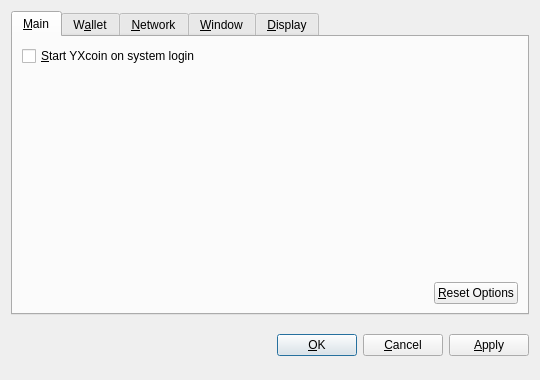
Above: src/qt/forms/optionsdialog.ui from erikYX/yxlite before the change. Below: the same form after it.
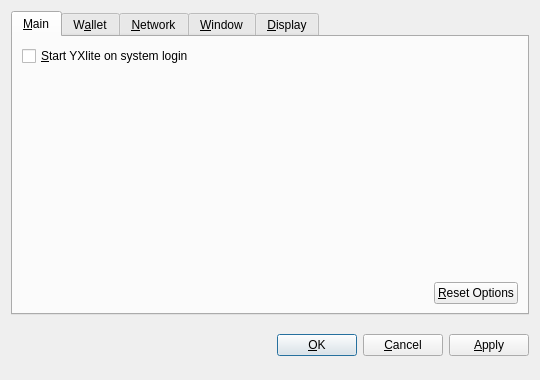
That is the form after the change. Custom widgets are drawn as their Qt base class.

Diff of the .ui file:
```diff
--- a/src/qt/forms/optionsdialog.ui
+++ b/src/qt/forms/optionsdialog.ui
@@ -36,7 +36,7 @@
           <string>Automatically start YXcoin after logging in to the system.</string>
          </property>
          <property name="text">
-          <string>&amp;Start YXcoin on system login</string>
+          <string>&amp;Start YXlite on system login</string>
          </property>
         </widget>
        </item>
```
Left out of the diff: 10 changed lines with no effect on the pictures.
